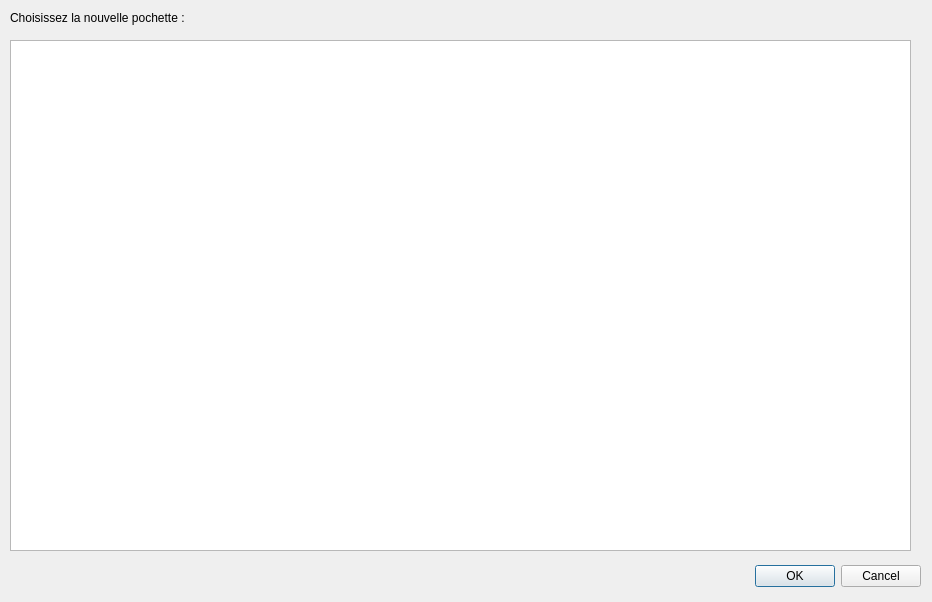
toopoormaghell/projet-musique, file projet-musique/core/dialogchoixpochette.ui: the form before one commit.
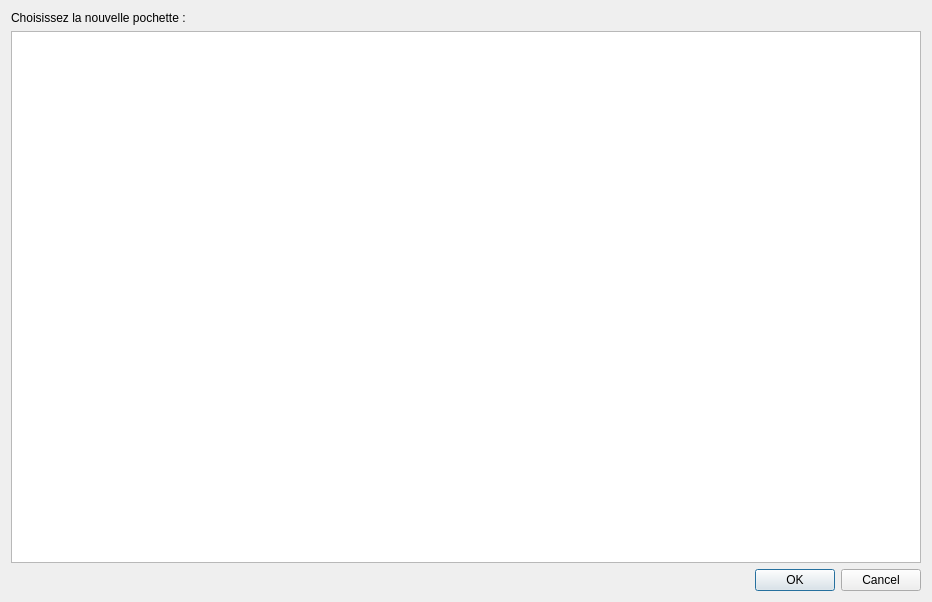
The form after the commit.

Patch:
```diff
--- a/projet-musique/core/dialogchoixpochette.ui
+++ b/projet-musique/core/dialogchoixpochette.ui
@@ -13,44 +13,16 @@
   <property name="windowTitle">
    <string>Dialog</string>
   </property>
-  <widget class="QDialogButtonBox" name="buttonBox">
-   <property name="geometry">
-    <rect>
-     <x>580</x>
-     <y>560</y>
-     <width>341</width>
-     <height>32</height>
-    </rect>
-   </property>
-   <property name="orientation">
-    <enum>Qt::Horizontal</enum>
-   </property>
-   <property name="standardButtons">
-    <set>QDialogButtonBox::Cancel|QDialogButtonBox::Ok</set>
-   </property>
-  </widget>
+  <layout class="QVBoxLayout" name="verticalLayout">
+   <item>
   <widget class="QLabel" name="label">
-   <property name="geometry">
-    <rect>
-     <x>10</x>
-     <y>10</y>
-     <width>791</width>
-     <height>16</height>
-    </rect>
-   </property>
    <property name="text">
     <string>Choisissez la nouvelle pochette :</string>
    </property>
   </widget>
-  <widget class="QListView" name="ListePochettes">
-   <property name="geometry">
-    <rect>
-     <x>10</x>
-     <y>40</y>
-     <width>901</width>
-     <height>511</height>
-    </rect>
-   </property>
+   </item>
+   <item>
+    <widget class="QListWidget" name="ListePoch">
    <property name="iconSize">
     <size>
      <width>150</width>
@@ -66,10 +38,19 @@
    <property name="viewMode">
     <enum>QListView::IconMode</enum>
    </property>
-   <property name="uniformItemSizes">
-    <bool>true</bool>
-   </property>
-  </widget>
+    </widget>
+   </item>
+   <item>
+    <widget class="QDialogButtonBox" name="buttonBox">
+     <property name="orientation">
+      <enum>Qt::Horizontal</enum>
+     </property>
+     <property name="standardButtons">
+      <set>QDialogButtonBox::Cancel|QDialogButtonBox::Ok</set>
+     </property>
+    </widget>
+   </item>
+  </layout>
  </widget>
  <resources/>
  <connections>
```
Left out of the diff: 2 changed lines with no effect on the pictures. Lines whose indentation alone changed are shown as unchanged.
